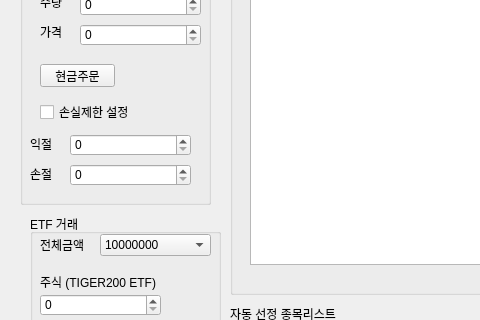
First picture: the form in pytrader.ui, repository jkkim74/PyTrader, before the edit; both pictures show x 0 to 480 and y 226 to 546 of the 900 by 834 pixel window.
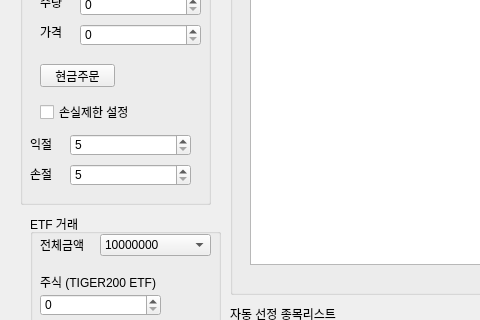
Second picture: the form after the edit.

```diff
--- a/pytrader.ui
+++ b/pytrader.ui
@@ -251,6 +251,9 @@
        <height>22</height>
       </rect>
      </property>
+     <property name="minimum">
+      <number>5</number>
+     </property>
      <property name="maximum">
       <number>1000000</number>
      </property>
@@ -264,6 +267,9 @@
        <height>22</height>
       </rect>
      </property>
+     <property name="minimum">
+      <number>5</number>
+     </property>
      <property name="maximum">
       <number>1000000</number>
      </property>
```
